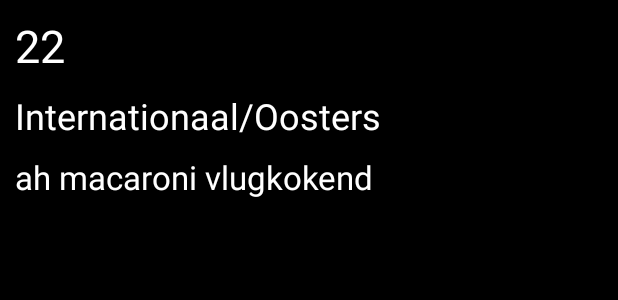
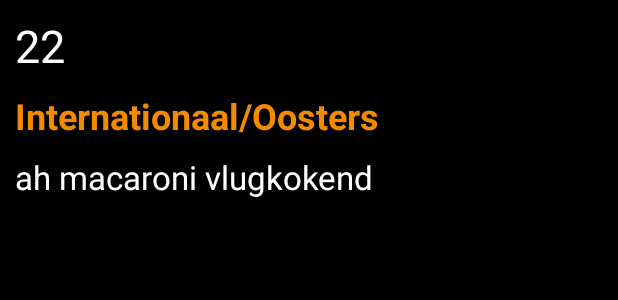
Before and after one commit to ZebraDevs/kotlin-ws50-parcels-demo, an Android app: the layout activity_main.xml on its own in the app's theme, with its tools: preview values and no code run, on a phone screen of 412 x 824 dp. Shown: the top 300 px of the screen. Run offline under Robolectric (Android 15) with nearby library versions, the phone set to English and light mode, and no system bars.

Commit message:
Adjust styles a little bit
Signed-off-by: Calin Neamtu <nilac8991@gmail.com>

```diff
--- a/app/src/main/java/com/zebra/nilac/csvbarcodelookup/ui/main/MainActivity.kt
+++ b/app/src/main/java/com/zebra/nilac/csvbarcodelookup/ui/main/MainActivity.kt
@@ -95,7 +95,8 @@
                 getString(R.string.main_screen_barcode_scan_failed),
                 Snackbar.LENGTH_INDEFINITE
             ).also {
-                it.setBackgroundTint(getColor(R.color.purple_200))
+                it.setBackgroundTint(getColor(R.color.secondary_color))
+                it.setTextColor(getColor(R.color.black))
                 it.show()
             }
     }
--- a/app/src/main/res/layout/activity_main.xml
+++ b/app/src/main/res/layout/activity_main.xml
@@ -39,8 +39,9 @@
             android:layout_width="match_parent"
             android:layout_height="wrap_content"
             android:layout_marginTop="@dimen/def_half_half_margin"
-            android:textColor="@color/white"
+            android:textColor="@color/secondary_dark_color"
             android:textSize="24sp"
+            android:textStyle="bold"
             tools:text="Internationaal/Oosters" />
 
         <TextView
--- a/app/src/main/res/values/colors.xml
+++ b/app/src/main/res/values/colors.xml
@@ -1,13 +1,13 @@
 <?xml version="1.0" encoding="utf-8"?>
 <resources>
-    <color name="purple_200">#FFBB86FC</color>
-    <color name="purple_500">#FF6200EE</color>
-    <color name="purple_700">#FF3700B3</color>
-    <color name="teal_200">#FF03DAC5</color>
-    <color name="teal_700">#FF018786</color>
+    <color name="primary_color">#3c4bb6</color>
+    <color name="primary_dark_color">#2b369e</color>
+
+    <color name="secondary_color">#f29c03</color>
+    <color name="secondary_dark_color">#f28b01</color>
 
     <!-- Splash -->
-    <color name="splash_background">@color/purple_500</color>
+    <color name="splash_background">@color/primary_dark_color</color>
     <color name="splash_foreground">@color/white</color>
 
     <color name="black">#FF000000</color>
--- a/app/src/main/res/values/themes.xml
+++ b/app/src/main/res/values/themes.xml
@@ -3,13 +3,13 @@
     <style name="Theme.CSVBarcodeLookup" parent="Theme.MaterialComponents.Light.NoActionBar">
 
         <!-- Primary brand color. -->
-        <item name="colorPrimary">@color/purple_500</item>
-        <item name="colorPrimaryVariant">@color/purple_700</item>
+        <item name="colorPrimary">@color/primary_color</item>
+        <item name="colorPrimaryVariant">@color/primary_dark_color</item>
         <item name="colorOnPrimary">@color/white</item>
 
         <!-- Secondary brand color. -->
-        <item name="colorSecondary">@color/teal_200</item>
-        <item name="colorSecondaryVariant">@color/teal_700</item>
+        <item name="colorSecondary">@color/secondary_color</item>
+        <item name="colorSecondaryVariant">@color/secondary_dark_color</item>
         <item name="colorOnSecondary">@color/black</item>
 
         <!-- Status bar color. -->
```
